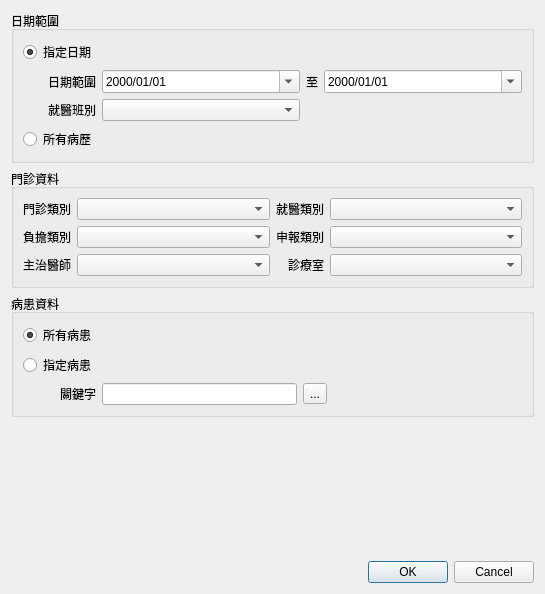
Old version of the form ui/dialog_medical_record_list.ui in the repository picacat/pyMedical.
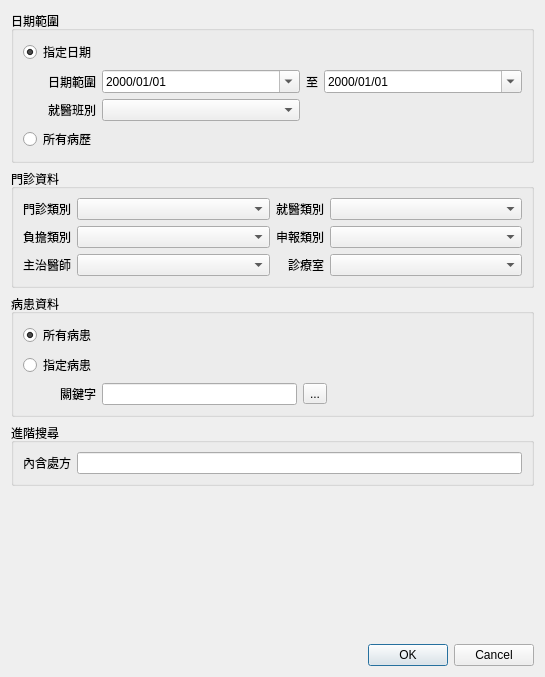
New version of the form. Icons and pictures are not drawn.

Patch:
```diff
--- a/ui/dialog_medical_record_list.ui
+++ b/ui/dialog_medical_record_list.ui
@@ -10,7 +10,7 @@
     <x>0</x>
     <y>0</y>
     <width>545</width>
-    <height>594</height>
+    <height>677</height>
    </rect>
   </property>
   <property name="sizePolicy">
@@ -313,6 +313,32 @@
      </layout>
     </widget>
    </item>
+   <item>
+    <widget class="QGroupBox" name="groupBox_4">
+     <property name="title">
+      <string>進階搜尋</string>
+     </property>
+     <property name="flat">
+      <bool>true</bool>
+     </property>
+     <layout class="QGridLayout" name="gridLayout_4">
+      <item row="0" column="0">
+       <widget class="QLabel" name="label">
+        <property name="text">
+         <string>內含處方</string>
+        </property>
+       </widget>
+      </item>
+      <item row="0" column="1">
+       <widget class="QLineEdit" name="lineEdit_medicine_name">
+        <property name="clearButtonEnabled">
+         <bool>true</bool>
+        </property>
+       </widget>
+      </item>
+     </layout>
+    </widget>
+   </item>
    <item>
     <spacer name="verticalSpacer">
      <property name="orientation">
```
